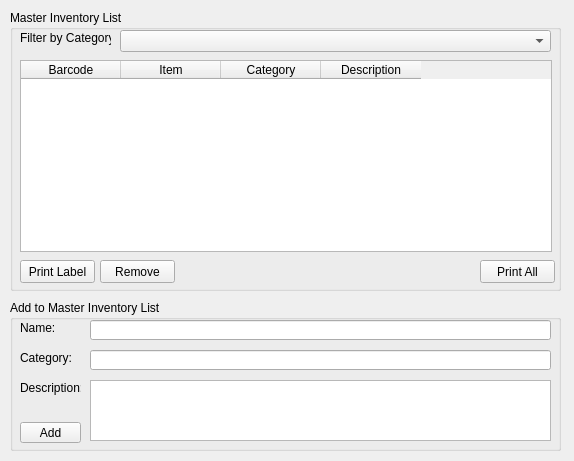
This is src/forms/wndinventorycontrol.ui in JDougherty/Fire-Department-Management-System as Qt 5 draws it before an edit. The edited form follows.
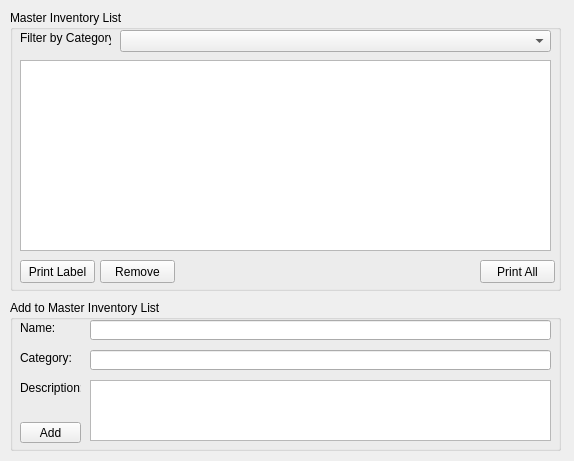
This is the edited form.

Commit message: Added the majority of functionality to wndinventorycontrol. Items can now be added and the master list can be filtered by category. Moved debug output from wndeditfirefighter.cpp to firefighter.cpp, in the process fixing a bug which could crash the program due to a bug in QtSQL. Removed extraneous debug from wndeditfirefighter.cpp. Removed barcode column from inventory schema in database.

```diff
--- a/src/forms/wndinventorycontrol.ui
+++ b/src/forms/wndinventorycontrol.ui
@@ -55,39 +55,6 @@
       </rect>
      </property>
     </widget>
-    <widget class="QTableWidget" name="tblInventory">
-     <property name="geometry">
-      <rect>
-       <x>10</x>
-       <y>50</y>
-       <width>532</width>
-       <height>192</height>
-      </rect>
-     </property>
-     <property name="columnCount">
-      <number>4</number>
-     </property>
-     <column>
-      <property name="text">
-       <string>Barcode</string>
-      </property>
-     </column>
-     <column>
-      <property name="text">
-       <string>Item</string>
-      </property>
-     </column>
-     <column>
-      <property name="text">
-       <string>Category</string>
-      </property>
-     </column>
-     <column>
-      <property name="text">
-       <string>Description</string>
-      </property>
-     </column>
-    </widget>
     <widget class="QPushButton" name="btnPrintLabel">
      <property name="geometry">
       <rect>
@@ -127,6 +94,22 @@
       <string>Print All</string>
      </property>
     </widget>
+    <widget class="QTableView" name="tblInventory">
+     <property name="geometry">
+      <rect>
+       <x>10</x>
+       <y>50</y>
+       <width>531</width>
+       <height>191</height>
+      </rect>
+     </property>
+     <property name="alternatingRowColors">
+      <bool>true</bool>
+     </property>
+     <attribute name="verticalHeaderDefaultSectionSize">
+      <number>19</number>
+     </attribute>
+    </widget>
    </widget>
    <widget class="QGroupBox" name="groupBox_2">
     <property name="geometry">
```
Left out of the diff: 6 changed lines with no effect on the pictures. The commit also changes 6 other files.
